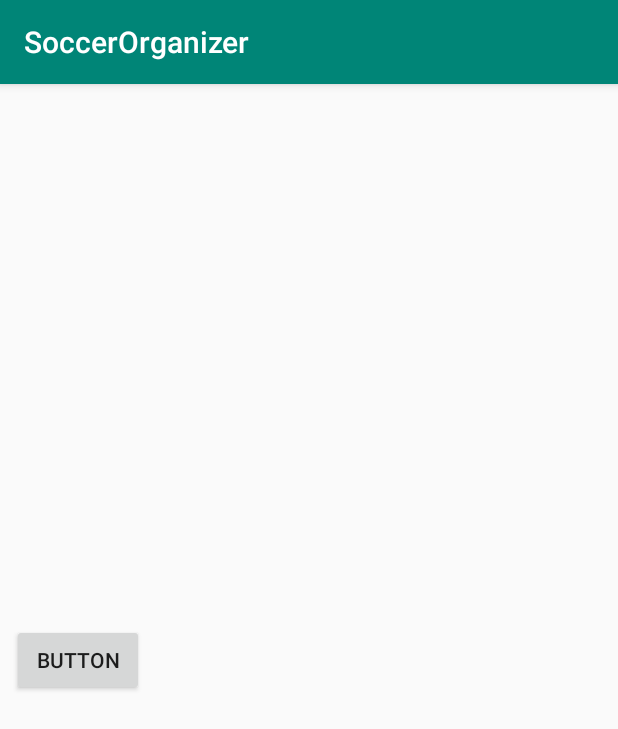
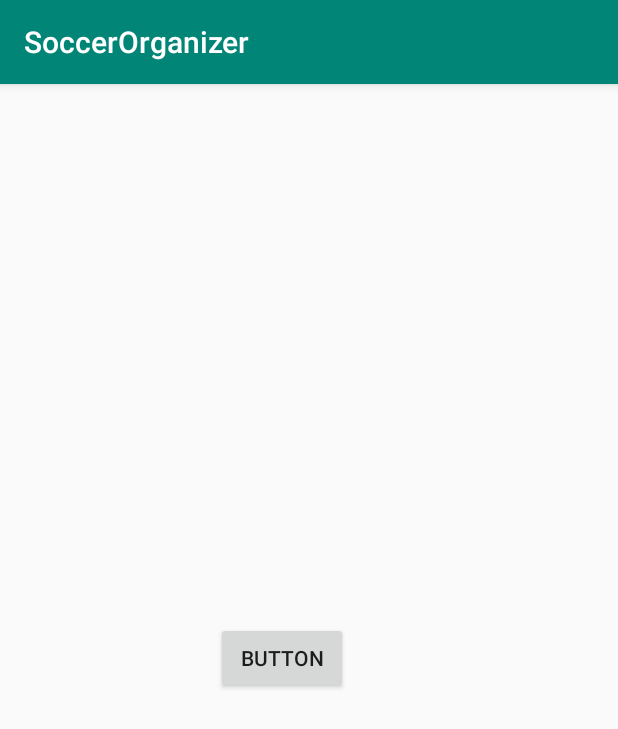
Before and after one commit to MoisesDM/SoccerOrganizer, an Android app: the screen it shows after launch (MainActivity), on a phone screen of 412 x 824 dp. Shown: the top 729 px of the screen. Run offline under Robolectric (Android 15) with nearby library versions, the phone set to English and light mode, and no system bars.

Commit message:
aregle el main activity

```diff
--- a/app/src/main/res/layout/activity_main.xml
+++ b/app/src/main/res/layout/activity_main.xml
@@ -2,7 +2,7 @@
 <android.support.constraint.ConstraintLayout xmlns:android="http://schemas.android.com/apk/res/android"
     xmlns:app="http://schemas.android.com/apk/res-auto"
     xmlns:tools="http://schemas.android.com/tools"
-    android:layout_width="wrap_content"
+    android:layout_width="match_parent"
     android:layout_height="match_parent"
     tools:context=".MainActivity">
 
@@ -17,6 +17,9 @@
         android:text="Button"
         app:layout_constraintBottom_toBottomOf="parent"
         app:layout_constraintEnd_toEndOf="parent"
+        app:layout_constraintHorizontal_bias="0.442"
         app:layout_constraintStart_toStartOf="parent"
-        app:layout_constraintTop_toTopOf="parent" />
+        app:layout_constraintTop_toTopOf="parent"
+        app:layout_constraintVertical_bias="0.498" />
+
 </android.support.constraint.ConstraintLayout>
```
